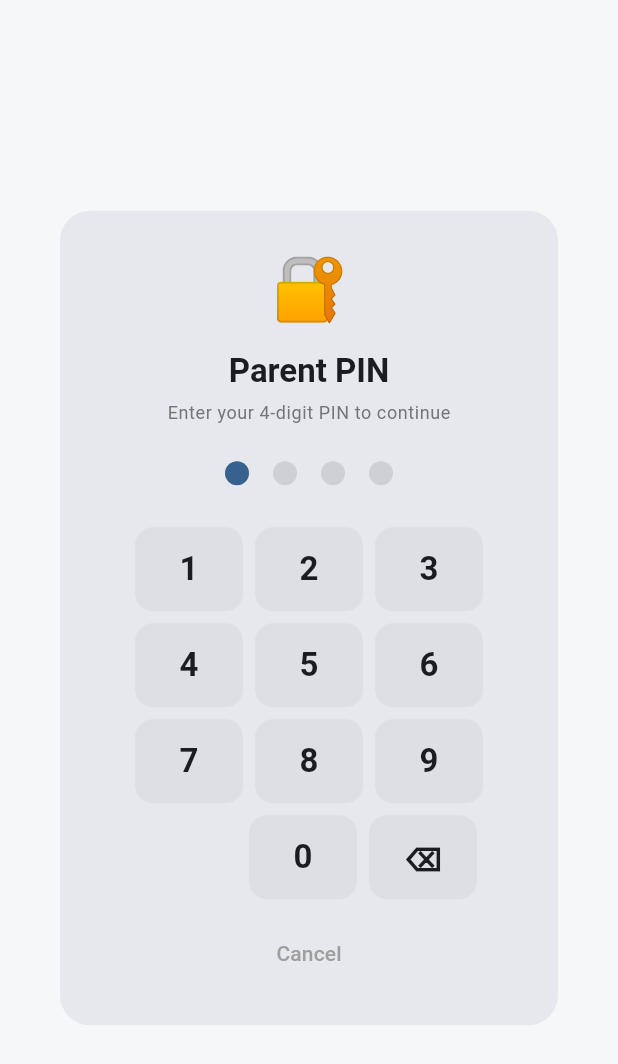
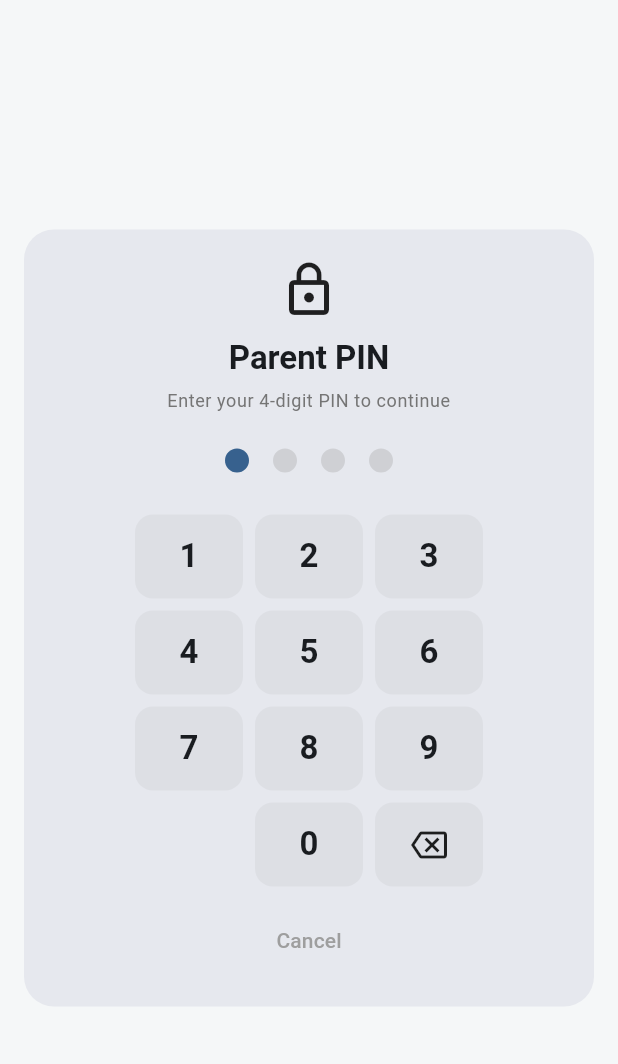
Before and after one commit to naveeneppalapally/TrustBridge, a Flutter app: the _PinEntryDialog widget shown alone on an empty page, opened directly, after a tap on an icon or button, on a phone screen of 412 x 824 dp. Shown: the top 1064 px of the screen. Run offline on Flutter 3.47's test engine with Material 3 defaults, Android fonts, the phone set to English and light mode, and no system bars; our stand-ins replace cloud_firestore, firebase_auth, firebase_core, firebase_messaging, flutter_local_notifications, flutter_secure_storage and 1 more; accounts and stored records are empty.

Commit message:
Fix parent PIN dialog overflow on narrow screens

```diff
--- a/lib/widgets/pin_entry_dialog.dart
+++ b/lib/widgets/pin_entry_dialog.dart
@@ -104,15 +104,17 @@ class _PinEntryDialogState extends State<_PinEntryDialog> {
   @override
   Widget build(BuildContext context) {
     return Dialog(
+      insetPadding: const EdgeInsets.symmetric(horizontal: 16, vertical: 24),
       shape: RoundedRectangleBorder(
         borderRadius: BorderRadius.circular(20),
       ),
+      child: SingleChildScrollView(
         child: Padding(
-        padding: const EdgeInsets.all(24),
+          padding: const EdgeInsets.all(20),
           child: Column(
             mainAxisSize: MainAxisSize.min,
             children: <Widget>[
-            const Text('🔐', style: TextStyle(fontSize: 40)),
+              const Icon(Icons.lock_outline, size: 40),
               const SizedBox(height: 12),
               Text(
                 'Parent PIN',
@@ -123,6 +125,7 @@ class _PinEntryDialogState extends State<_PinEntryDialog> {
               const SizedBox(height: 6),
               Text(
                 'Enter your 4-digit PIN to continue',
+                textAlign: TextAlign.center,
                 style: Theme.of(context).textTheme.bodySmall?.copyWith(
                       color: Colors.grey[600],
                     ),
@@ -179,6 +182,7 @@ class _PinEntryDialogState extends State<_PinEntryDialog> {
             ],
           ),
         ),
+      ),
     );
   }
 }
@@ -196,42 +200,59 @@ class _PinNumpad extends StatelessWidget {
     <String>['1', '2', '3'],
     <String>['4', '5', '6'],
     <String>['7', '8', '9'],
-    <String>['', '0', '⌫'],
+    <String>['', '0', 'backspace'],
   ];
 
   @override
   Widget build(BuildContext context) {
+    return LayoutBuilder(
+      builder: (BuildContext context, BoxConstraints constraints) {
+        const keyMargin = 4.0;
+        const keyMinWidth = 44.0;
+        const keyMaxWidth = 72.0;
+        const keyHeight = 56.0;
+
+        final rawWidth = (constraints.maxWidth - (keyMargin * 2 * 3)) / 3;
+        final keyWidth = rawWidth.clamp(keyMinWidth, keyMaxWidth).toDouble();
+        final spacerWidth = keyWidth + (keyMargin * 2);
+
         return Column(
           children: _rows.map((List<String> row) {
             return Row(
               mainAxisAlignment: MainAxisAlignment.center,
               children: row.map((String key) {
                 if (key.isEmpty) {
-              return const SizedBox(width: 72, height: 56);
+                  return SizedBox(width: spacerWidth, height: keyHeight);
                 }
 
+                final isBackspace = key == 'backspace';
                 return Padding(
-              padding: const EdgeInsets.all(4),
+                  padding: const EdgeInsets.all(keyMargin),
                   child: InkWell(
                     borderRadius: BorderRadius.circular(12),
                     onTap: () {
-                  if (key == '⌫') {
+                      if (isBackspace) {
                         onBackspacePressed();
                       } else {
                         onDigitPressed(key);
                       }
                     },
                     child: Ink(
-                  width: 72,
-                  height: 56,
+                      width: keyWidth,
+                      height: keyHeight,
                       decoration: BoxDecoration(
                         color: Colors.grey.withValues(alpha: 0.12),
                         borderRadius: BorderRadius.circular(12),
                       ),
                       child: Center(
-                    child: Text(
+                        child: isBackspace
+                            ? const Icon(Icons.backspace_outlined)
+                            : Text(
                                 key,
-                      style: Theme.of(context).textTheme.titleLarge?.copyWith(
+                                style: Theme.of(context)
+                                    .textTheme
+                                    .titleLarge
+                                    ?.copyWith(
                                       fontWeight: FontWeight.w600,
                                     ),
                               ),
@@ -243,5 +264,7 @@ class _PinNumpad extends StatelessWidget {
             );
           }).toList(),
         );
+      },
+    );
   }
 }
```
Lines whose indentation alone changed are shown as unchanged.
